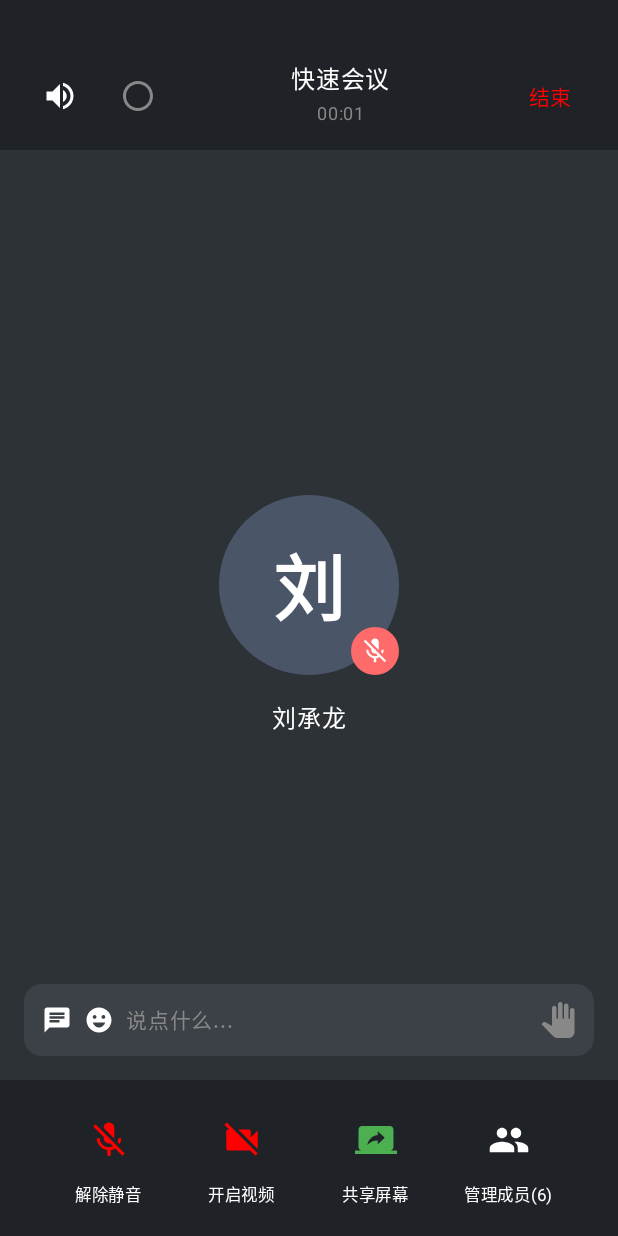
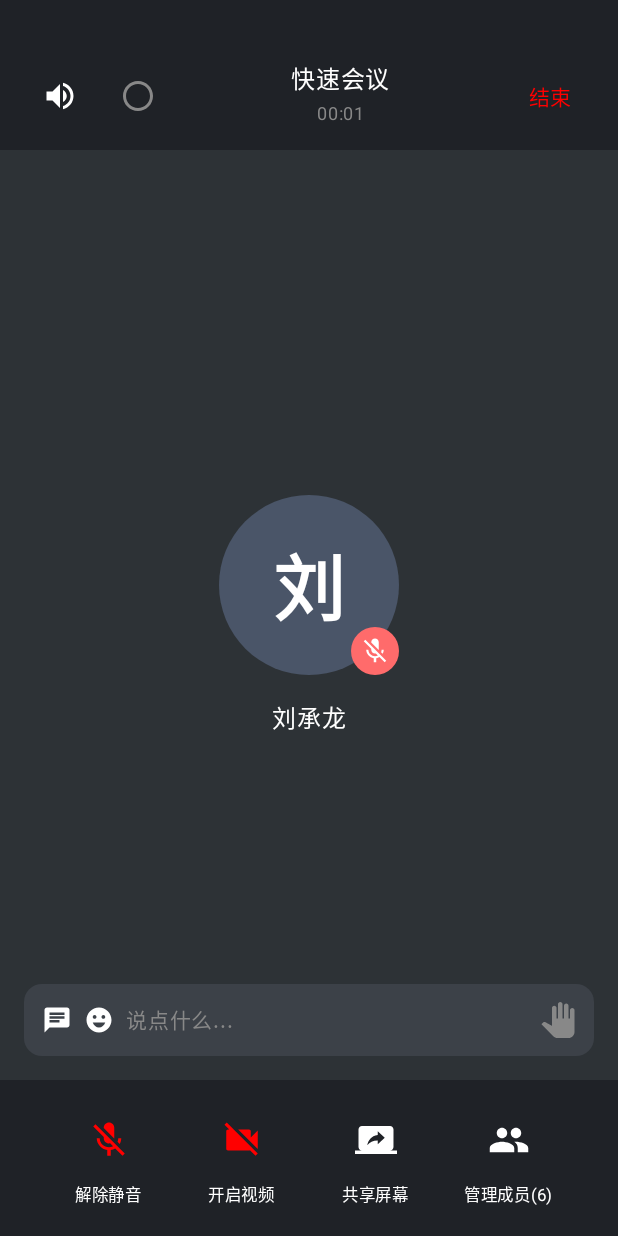
Before and after one commit to GuoDragon/Tencent-Meeting, an Android app built with Jetpack Compose: the composable MeetingDetailsPage shown on its own in the app's theme, on a phone screen of 412 x 824 dp. Run offline under Robolectric (Android 15) with nearby library versions, the phone set to English and light mode, and no system bars.

Commit message:
共享屏幕颜色

```diff
--- a/app/src/main/java/com/example/tencentmeeting/view/MeetingDetailsPage.kt
+++ b/app/src/main/java/com/example/tencentmeeting/view/MeetingDetailsPage.kt
@@ -161,6 +161,7 @@ fun MeetingDetailsPage(
             BottomFunctionBar(
                 micEnabled = micEnabled,
                 videoEnabled = videoEnabled,
+                isScreenSharing = isScreenSharing,
                 participantCount = participants.size,
                 onMicClick = { presenter.toggleMic() },
                 onVideoClick = { presenter.toggleVideo() },
@@ -456,6 +457,7 @@ private fun DanmuInputArea(
 private fun BottomFunctionBar(
     micEnabled: Boolean,
     videoEnabled: Boolean,
+    isScreenSharing: Boolean,
     participantCount: Int,
     onMicClick: () -> Unit,
     onVideoClick: () -> Unit,
@@ -487,7 +489,7 @@ private fun BottomFunctionBar(
         FunctionButton(
             icon = Icons.Default.ScreenShare,
             text = "共享屏幕",
-            iconTint = Color(0xFF4CAF50),
+            iconTint = if (isScreenSharing) Color(0xFF4CAF50) else Color.White,
             onClick = onShareScreenClick
         )
 
```
Also changed, not shown: 2 other files.
